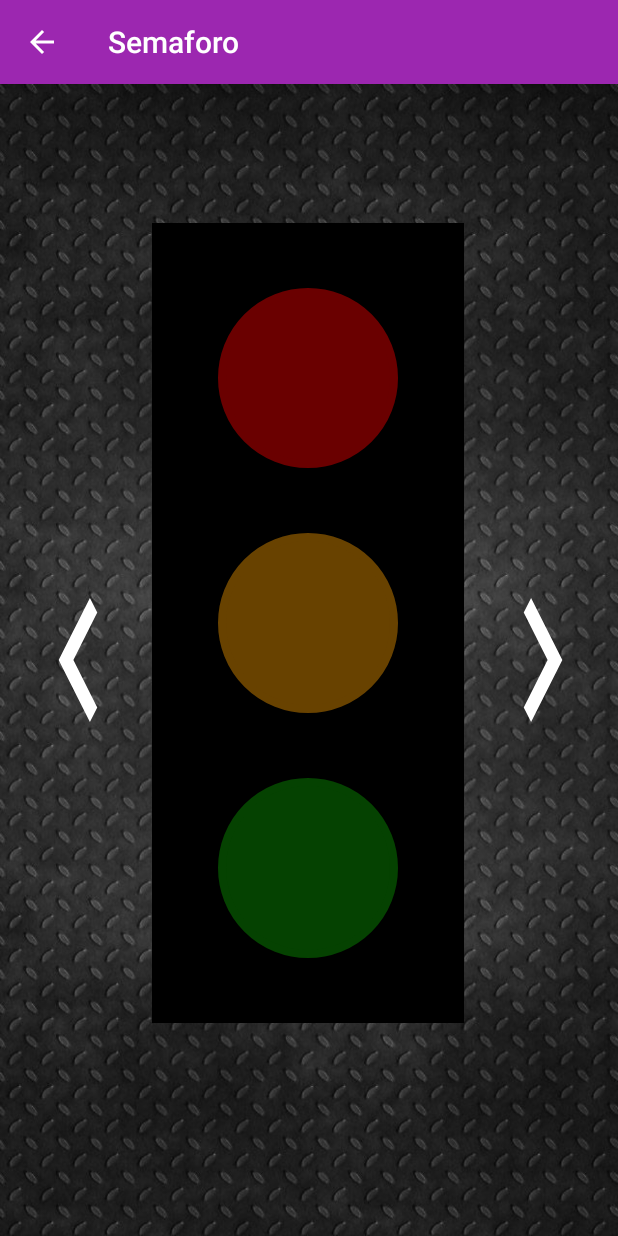
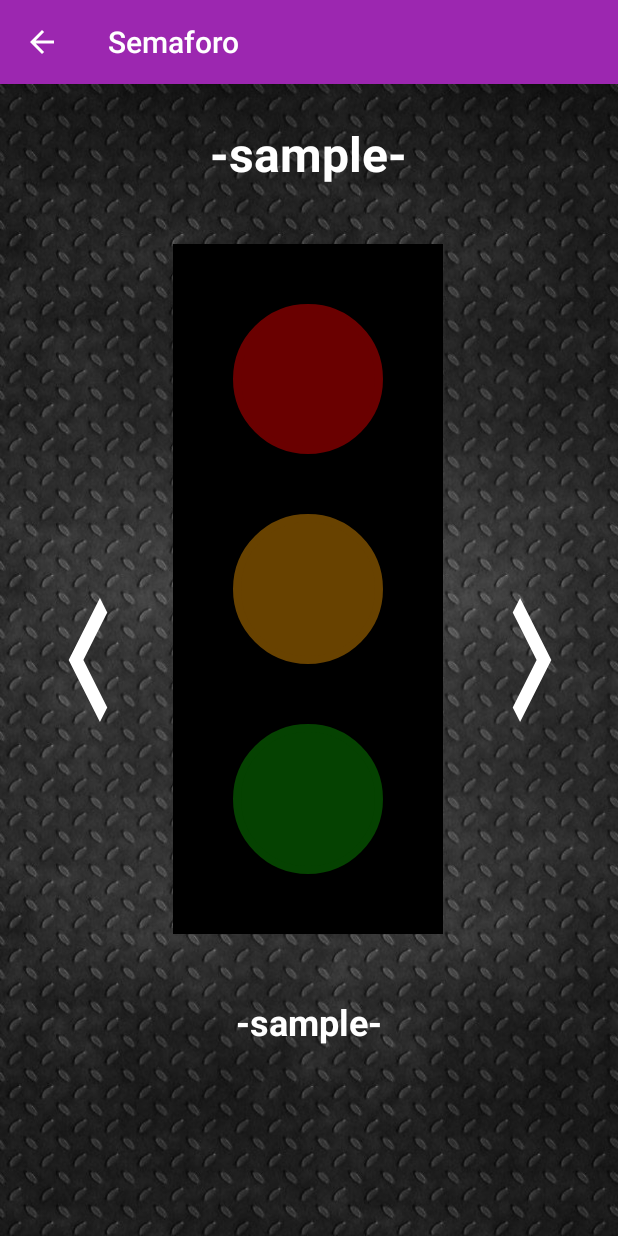
Before and after one commit to arthurwailer/Semaforo, an Android app: the SemaforoActivity screen opened directly, with no data from a screen before it, on a phone screen of 412 x 824 dp. Run offline under Robolectric (Android 15) with nearby library versions, the phone set to English and light mode, and no system bars; 3 statements that could not run were skipped.

Commit message:
Aplicación v1.1 :- 14/09/2020 23:41

```diff
--- a/app/src/main/java/com/example/semaforo/SemaforoActivity.kt
+++ b/app/src/main/java/com/example/semaforo/SemaforoActivity.kt
@@ -1,5 +1,6 @@
 package com.example.semaforo
 
+import android.content.Intent
 import android.content.pm.PackageManager
 import android.os.Bundle
 import android.telephony.PhoneNumberFormattingTextWatcher
@@ -18,7 +19,14 @@ import java.util.jar.Manifest
 
 class SemaforoActivity : AppCompatActivity() {
     internal lateinit var  db:SQLiteHelper
-    private var extIdVal:Int? = null
+    //private var extIdVal:Int? = null
+    private var posVal:Int? = null
+    private var arrayVal:ArrayList<Int>? = null
+
+
+    /**
+     * Recibir un Array con ID de contactos y posición con el Contacto actual
+     */
     var contacto:ModeloContacto? = null
     companion object {
         const val MY_PERMISSIONS_REQUEST_SEND_SMS = 1
@@ -38,40 +46,14 @@ class SemaforoActivity : AppCompatActivity() {
                 MY_PERMISSIONS_REQUEST_SEND_SMS)
         }
 
-        extIdVal = intent?.getIntExtra("ID_CONTACTO", -1)
+        posVal = intent?.getIntExtra("POS_ARRAY", -1)
+        arrayVal = intent?.getIntegerArrayListExtra("ARRAY")
 
-        Log.i("EXTERNAL VAL :-", extIdVal.toString())
-        extIdVal?.let {
-            db = SQLiteHelper(this) // creo un obejto de tipo SQLiteHelper
-            contacto = db.getSingleResult(extIdVal!!)
-            nameContact.text = contacto?.mName
-            contacto?.mName?.let { it1 -> Log.i("NAME CONTACTO", it1 )}
-        }
-        if (contacto?.mStatusRojo!!) {
-            // Cambio de color de fondo a cada luz del semaforo (API 16 compatible)
-            ViewCompat.setBackgroundTintList(lightRed, ContextCompat.getColorStateList(
-                getApplicationContext(), color.lightOnRed))
-        } else {
-            ViewCompat.setBackgroundTintList(lightRed, ContextCompat.getColorStateList(
-                getApplicationContext(), color.lightOffRed))
-        }
-        if (contacto?.mStatusNaranjo!!) {
-            // Cambio de color de fondo a cada luz del semaforo (API 16 compatible)
-            ViewCompat.setBackgroundTintList(lightOrange, ContextCompat.getColorStateList(
-                getApplicationContext(), color.lightOnOrange))
-        } else {
-            ViewCompat.setBackgroundTintList(lightOrange, ContextCompat.getColorStateList(
-                getApplicationContext(), color.lightOffOrange))
-        }
-        if (contacto?.mStatusVerde!!) {
-            // Cambio de color de fondo a cada luz del semaforo (API 16 compatible)
-            ViewCompat.setBackgroundTintList(lightGreen, ContextCompat.getColorStateList(
-                getApplicationContext(), color.lightOnGreen))
-        } else {
-            ViewCompat.setBackgroundTintList(lightGreen, ContextCompat.getColorStateList(
-                getApplicationContext(), color.lightOffGreen))
-        }
+        loadActivity()
     }
+
+
+
     override fun onSupportNavigateUp(): Boolean {
 
         onBackPressed()
@@ -140,6 +122,54 @@ class SemaforoActivity : AppCompatActivity() {
             }
             db.updateStatusColor(contacto!!.mId!!, "green", contacto!!.mStatusVerde!!)
         }
+
+        toLeft.setOnClickListener {
+            posVal = posVal?.dec()
+            loadActivity()
+        }
+
+        toRight.setOnClickListener {
+            posVal = posVal?.inc()
+            loadActivity()
+        }
+
+    }
+
+    private fun loadActivity() {
+        //Log.i("EXTERNAL VAL :-", extIdVal.toString())
+        posVal?.let {
+            arrayVal?.get(it)?.let {
+                db = SQLiteHelper(this) // creo un obejto de tipo SQLiteHelper
+                contacto = db.getSingleResult(it)
+                nameContact.text = contacto?.mName
+                posicion.text = posVal?.let { it1 -> arrayVal?.get(it1).toString() }
+                contacto?.mName?.let { it1 -> Log.i("NAME CONTACTO", it1 )}
+            }
+        }
+        if (contacto?.mStatusRojo!!) {
+            // Cambio de color de fondo a cada luz del semaforo (API 16 compatible)
+            ViewCompat.setBackgroundTintList(lightRed, ContextCompat.getColorStateList(
+                getApplicationContext(), color.lightOnRed))
+        } else {
+            ViewCompat.setBackgroundTintList(lightRed, ContextCompat.getColorStateList(
+                getApplicationContext(), color.lightOffRed))
+        }
+        if (contacto?.mStatusNaranjo!!) {
+            // Cambio de color de fondo a cada luz del semaforo (API 16 compatible)
+            ViewCompat.setBackgroundTintList(lightOrange, ContextCompat.getColorStateList(
+                getApplicationContext(), color.lightOnOrange))
+        } else {
+            ViewCompat.setBackgroundTintList(lightOrange, ContextCompat.getColorStateList(
+                getApplicationContext(), color.lightOffOrange))
+        }
+        if (contacto?.mStatusVerde!!) {
+            // Cambio de color de fondo a cada luz del semaforo (API 16 compatible)
+            ViewCompat.setBackgroundTintList(lightGreen, ContextCompat.getColorStateList(
+                getApplicationContext(), color.lightOnGreen))
+        } else {
+            ViewCompat.setBackgroundTintList(lightGreen, ContextCompat.getColorStateList(
+                getApplicationContext(), color.lightOffGreen))
+        }
     }
 
     private fun sendSMS(msg:String,phone:Int) {
--- a/app/src/main/res/layout/activity_semaforo.xml
+++ b/app/src/main/res/layout/activity_semaforo.xml
@@ -9,8 +9,8 @@
 
     <View
         android:id="@+id/view"
-        android:layout_width="208dp"
-        android:layout_height="533dp"
+        android:layout_width="180dp"
+        android:layout_height="460dp"
         android:layout_marginTop="60dp"
         android:background="@color/simpleBlack"
         app:layout_constraintBottom_toBottomOf="parent"
@@ -25,8 +25,8 @@
 
     <Button
         android:id="@+id/lightRed"
-        android:layout_width="120dp"
-        android:layout_height="120dp"
+        android:layout_width="100dp"
+        android:layout_height="100dp"
         android:background="@drawable/ic_semaforo_light"
         app:backgroundTint="#6A0000"
         app:layout_constraintBottom_toTopOf="@+id/lightOrange"
@@ -36,8 +36,8 @@
 
     <Button
         android:id="@+id/lightOrange"
-        android:layout_width="120dp"
-        android:layout_height="120dp"
+        android:layout_width="100dp"
+        android:layout_height="100dp"
         android:background="@drawable/ic_semaforo_light"
         app:backgroundTint="@color/lightOffOrange"
         app:layout_constraintBottom_toBottomOf="@+id/view"
@@ -47,8 +47,8 @@
 
     <Button
         android:id="@+id/lightGreen"
-        android:layout_width="120dp"
-        android:layout_height="120dp"
+        android:layout_width="100dp"
+        android:layout_height="100dp"
         android:background="@drawable/ic_semaforo_light"
         app:backgroundTint="@color/lightOffGreen"
         app:layout_constraintBottom_toBottomOf="@+id/view"
@@ -72,6 +72,20 @@
         android:layout_marginTop="24dp"
         android:layout_marginBottom="36dp"
         app:layout_constraintVertical_bias="0.208" />
+
+    <TextView
+        android:id="@+id/posicion"
+        android:layout_width="wrap_content"
+        android:layout_height="wrap_content"
+        android:text="@string/nameContact"
+        android:textColor="@color/simpleWhite"
+        android:textSize="24sp"
+        android:textStyle="bold"
+        app:layout_constraintBottom_toBottomOf="parent"
+        app:layout_constraintEnd_toEndOf="parent"
+        app:layout_constraintStart_toStartOf="parent"
+        app:layout_constraintTop_toBottomOf="@+id/view"
+        app:layout_constraintVertical_bias="0.25" />
 
     <Button
         android:id="@+id/toLeft"
```
Also changed, not shown: app/src/main/java/com/example/semaforo/MainActivity.kt (+7 -3 lines), app/src/main/java/com/example/semaforo/SQLiteHelper.kt (+16 -0 lines).
